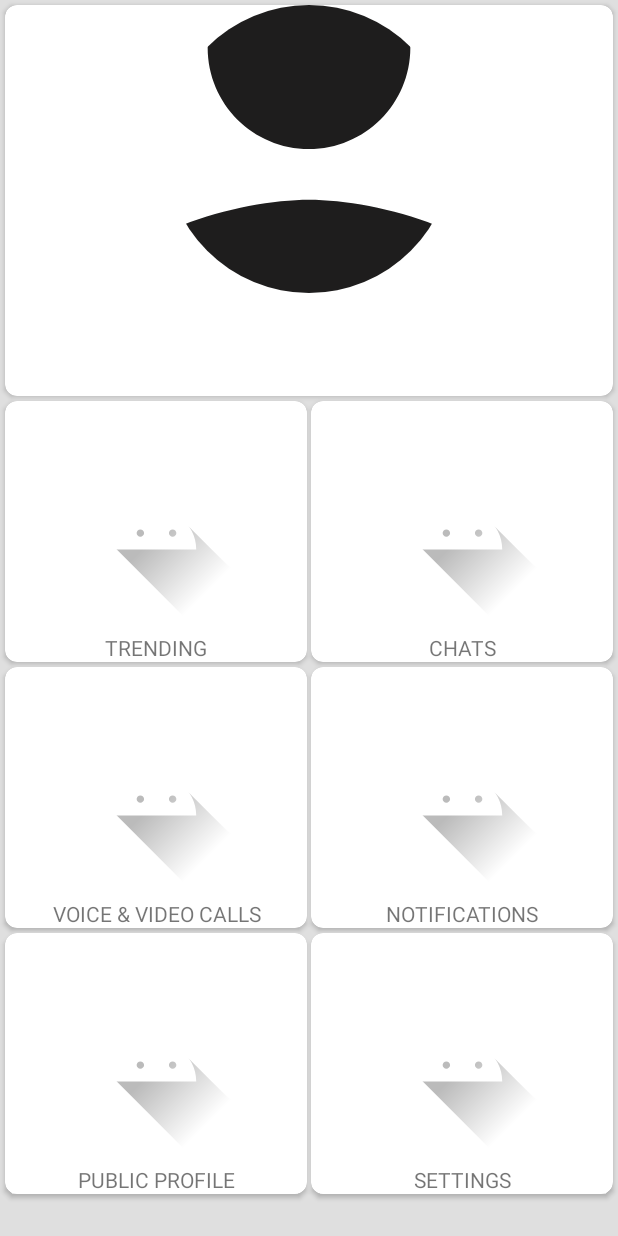
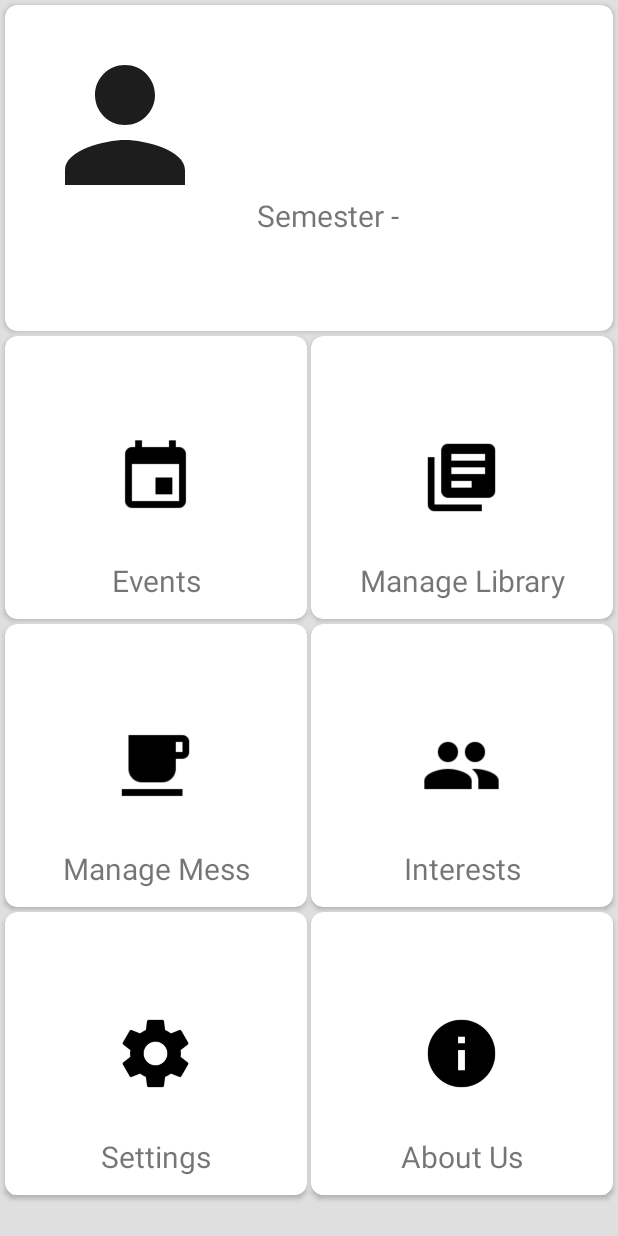
Before and after one commit to ShreyAmbesh/BYTEista, an Android app: the fragment NavigationDrawerFragment shown on its own in the app's theme, on a phone screen of 412 x 824 dp. Run offline under Robolectric (Android 15) with nearby library versions, the phone set to English and light mode, and no system bars; plain views replace CircularImageView; 4 statements that could not run were skipped.

Commit message:
Update 3

```diff
--- a/Sahayam/app/build.gradle
+++ b/Sahayam/app/build.gradle
@@ -35,6 +35,8 @@ dependencies {
     implementation 'com.mani:ThinDownloadManager:1.4.0'
     implementation 'com.facebook.shimmer:shimmer:0.1.0@aar'
     implementation 'com.loopj.android:android-async-http:1.4.9'
+    implementation 'com.google.zxing:core:3.2.1'
+    implementation 'com.journeyapps:zxing-android-embedded:3.2.0@aar'
     testImplementation 'junit:junit:4.12'
     androidTestImplementation 'com.android.support.test:runner:1.0.1'
     androidTestImplementation 'com.android.support.test.espresso:espresso-core:3.0.1'
--- a/Sahayam/app/src/main/java/byteista/sahayam/NavigationDrawer/DrawerAdapter.java
+++ b/Sahayam/app/src/main/java/byteista/sahayam/NavigationDrawer/DrawerAdapter.java
@@ -39,7 +39,7 @@ import byteista.sahayam.Utils.DatabaseHelper;
 import byteista.sahayam.Utils.Display;
 
 /**
- * Created by murli jee on 4/26/2017.
+ * Created by shrey on 4/26/2017.
  */
 
 public class DrawerAdapter extends RecyclerView.Adapter<RecyclerView.ViewHolder> {
@@ -98,11 +98,11 @@ public class DrawerAdapter extends RecyclerView.Adapter<RecyclerView.ViewHolder>
     public RecyclerView.ViewHolder onCreateViewHolder(ViewGroup parent, int viewType) {
         if (viewType == TYPE_HEADER) {
             View view = inflater.inflate(R.layout.drawer_header, parent, false);
-            view.setMinimumHeight((display_height*3)/9);
+            view.setMinimumHeight((int) (display_height*2.5)/9);
             return new HeaderHolder(view);
         } else {
             View view = inflater.inflate(R.layout.custom_drawer_item_view, parent, false);
-            view.setMinimumHeight((display_height*2)/9);
+            view.setMinimumHeight((int) (display_height*2.17)/9);
             return new ItemHolder(view);
         }
     }
@@ -147,15 +147,19 @@ public class DrawerAdapter extends RecyclerView.Adapter<RecyclerView.ViewHolder>
 
     class HeaderHolder extends RecyclerView.ViewHolder {
         com.pkmmte.view.CircularImageView imageView;
+        TextView name,usn,branch,semester;
 
         public HeaderHolder(View itemView) {
             super(itemView);
             imageView = (com.pkmmte.view.CircularImageView) itemView.findViewById(R.id.profile_pic_image_view_drawer);
-            RelativeLayout.LayoutParams layoutParams = (RelativeLayout.LayoutParams) imageView.getLayoutParams();
-            layoutParams.height =((display_height*3)/9);
-            layoutParams.width=((display_height*3)/9);
-            layoutParams.addRule(RelativeLayout.CENTER_IN_PARENT);
-            imageView.setLayoutParams(layoutParams);
+            name= itemView.findViewById(R.id.name);
+            usn=itemView.findViewById(R.id.usn);
+            branch=itemView.findViewById(R.id.branch);
+            semester=itemView.findViewById(R.id.semester);
+            name.setText(reader.getString("name",""));
+            usn.setText(reader.getString("usn",""));
+            branch.setText(reader.getString("branch",""));
+            semester.setText("Semester - "+reader.getString("semester",""));
             imageView.setOnClickListener(new View.OnClickListener() {
                 @Override
                 public void onClick(View v) {
@@ -177,10 +181,7 @@ public class DrawerAdapter extends RecyclerView.Adapter<RecyclerView.ViewHolder>
             textView = (TextView) itemView.findViewById(R.id.text);
 
             imageView = (ImageView) itemView.findViewById(R.id.image);
-            android.view.ViewGroup.LayoutParams layoutParams = imageView.getLayoutParams();
-            layoutParams.width =display.getWidth()-action_bar_height-15;
-            layoutParams.height =(int)((display_height*1.5)/9) ;
-            imageView.setLayoutParams(layoutParams);
+
 
 
 
--- a/Sahayam/app/src/main/java/byteista/sahayam/NavigationDrawer/DrawerLayoutManager.java
+++ b/Sahayam/app/src/main/java/byteista/sahayam/NavigationDrawer/DrawerLayoutManager.java
@@ -1,7 +1,7 @@
 package byteista.sahayam.NavigationDrawer;
 
 /**
- * Created by murli jee on 4/26/2017.
+ * Created by shrey on 4/26/2017.
  */
 
 public class DrawerLayoutManager {
--- a/Sahayam/app/src/main/java/byteista/sahayam/NavigationDrawer/NavigationDrawerFragment.java
+++ b/Sahayam/app/src/main/java/byteista/sahayam/NavigationDrawer/NavigationDrawerFragment.java
@@ -162,8 +162,8 @@ public class NavigationDrawerFragment extends Fragment {
     public static List<DrawerLayoutManager> getData()
     {
         List<DrawerLayoutManager> data=new ArrayList<>();
-        int[] icons={R.drawable.ic_launcher_foreground,R.drawable.ic_launcher_foreground,R.drawable.ic_launcher_foreground,R.drawable.ic_launcher_foreground,R.drawable.ic_launcher_foreground,R.drawable.ic_launcher_foreground};
-            String[] titles={"TRENDING","CHATS","VOICE & VIDEO CALLS","NOTIFICATIONS","PUBLIC PROFILE","SETTINGS"};
+        int[] icons={R.drawable.ic_event_black,R.drawable.ic_library_books_black,R.drawable.ic_local_cafe_black,R.drawable.ic_people_black,R.drawable.ic_settings,R.drawable.ic_info};
+            String[] titles={"Events","Manage Library","Manage Mess","Interests","Settings","About Us"};
         for(int i=0;i<icons.length;i++)
         {
             DrawerLayoutManager current=new DrawerLayoutManager();
--- a/Sahayam/app/src/main/java/byteista/sahayam/UserRegistration/RegistrationInfo.java
+++ b/Sahayam/app/src/main/java/byteista/sahayam/UserRegistration/RegistrationInfo.java
@@ -1,7 +1,7 @@
 package byteista.sahayam.UserRegistration;
 
 /**
- * Created by murli jee on 7/1/2017.
+ * Created by shrey on 7/1/2017.
  */
 
 public class RegistrationInfo {
--- a/Sahayam/app/src/main/java/byteista/sahayam/Utils/ClickListener.java
+++ b/Sahayam/app/src/main/java/byteista/sahayam/Utils/ClickListener.java
@@ -3,7 +3,7 @@ package byteista.sahayam.Utils;
 import android.view.View;
 
 /**
- * Created by murli jee on 6/6/2017.
+ * Created by shrey on 6/6/2017.
  */
 
 public interface ClickListener {
--- a/Sahayam/app/src/main/res/layout/custom_drawer_item_view.xml
+++ b/Sahayam/app/src/main/res/layout/custom_drawer_item_view.xml
@@ -12,8 +12,8 @@
 
         <ImageView
             android:id="@+id/image"
-            android:layout_width="wrap_content"
-            android:layout_height="wrap_content"
+            android:layout_width="54dp"
+            android:layout_height="54dp"
             android:layout_alignParentTop="true"
             android:layout_gravity="center"
             />
@@ -25,6 +25,8 @@
             android:layout_alignParentStart="true"
             android:layout_below="@+id/image"
             android:textAlignment="center"
+            android:textSize="20sp"
+            android:layout_marginBottom="12dp"
             android:layout_alignParentBottom="true"
             android:layout_gravity="bottom"/>
 
--- a/Sahayam/app/src/main/res/layout/drawer_header.xml
+++ b/Sahayam/app/src/main/res/layout/drawer_header.xml
@@ -14,14 +14,14 @@
 
 
         <com.pkmmte.view.CircularImageView
-            android:layout_width="match_parent"
-            android:layout_height="match_parent"
+            android:layout_width="120dp"
+            android:layout_height="120dp"
             app:border="true"
             app:border_color="@color/background_contact_image"
             app:border_width="0dp"
-            android:layout_centerInParent="true"
-            android:layout_gravity="center_horizontal|center_vertical"
+            android:layout_margin="20dp"
             android:clickable="true"
+            android:layout_centerVertical="true"
             android:src="@drawable/ic_blank_profile_pic"
             app:shadow="true"
             android:id="@+id/profile_pic_image_view_drawer"
@@ -29,6 +29,44 @@
             app:selector_color="@color/selector_color"
             app:selector_stroke_color="@color/selector_color"
             />
+        <LinearLayout
+            android:layout_width="wrap_content"
+            android:layout_height="wrap_content"
+            android:orientation="vertical"
+            android:layout_centerVertical="true"
+            android:layout_toEndOf="@+id/profile_pic_image_view_drawer"
+            >
+            <TextView
+                android:id="@+id/name"
+                android:textSize="25sp"
+                android:textColor="@android:color/black"
+                android:layout_width="wrap_content"
+                android:layout_height="wrap_content"
+                android:layout_margin="8dp"/>
+            <TextView
+                android:id="@+id/usn"
+                android:textSize="20sp"
+                android:layout_width="wrap_content"
+                android:layout_height="wrap_content"
+                android:layout_margin="8dp"
+                android:layout_centerVertical="true"/>
+            <TextView
+                android:id="@+id/branch"
+                android:textSize="20sp"
+                android:layout_width="wrap_content"
+                android:layout_height="wrap_content"
+                android:layout_marginStart="8dp"/>
+            <TextView
+                android:id="@+id/semester"
+                android:textSize="20sp"
+                android:layout_width="wrap_content"
+                android:layout_height="wrap_content"
+                android:layout_marginStart="8dp"
+                android:layout_centerVertical="true"
+                />
+
+        </LinearLayout>
+
 
     </RelativeLayout>
 
```
Also changed, not shown: Sahayam/app/src/main/java/byteista/sahayam/MainActivity/MainActivity.java (+31 -2 lines), Sahayam/app/src/main/res/layout/activity_main.xml (+71 -91 lines), Sahayam/app/src/main/res/drawable/ic_event_black.png (added), Sahayam/app/src/main/res/drawable/ic_info.png (added), Sahayam/app/src/main/res/drawable/ic_library_books_black.png (added), Sahayam/app/src/main/res/drawable/ic_local_cafe_black.png (added), Sahayam/app/src/main/res/drawable/ic_people_black.png (added), Sahayam/app/src/main/res/drawable/ic_people_outline_black.png (added), Sahayam/app/src/main/res/drawable/ic_question_answer_black.png (added), Sahayam/app/src/main/res/drawable/ic_settings.png (added).
